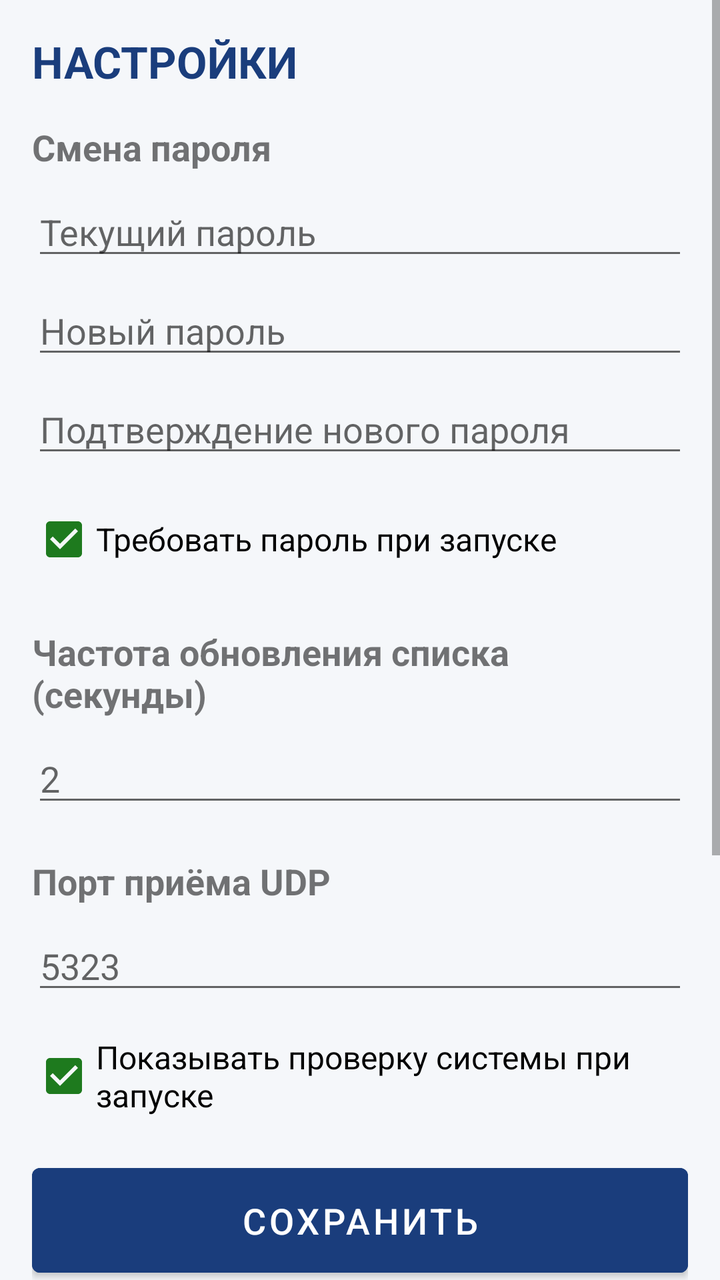
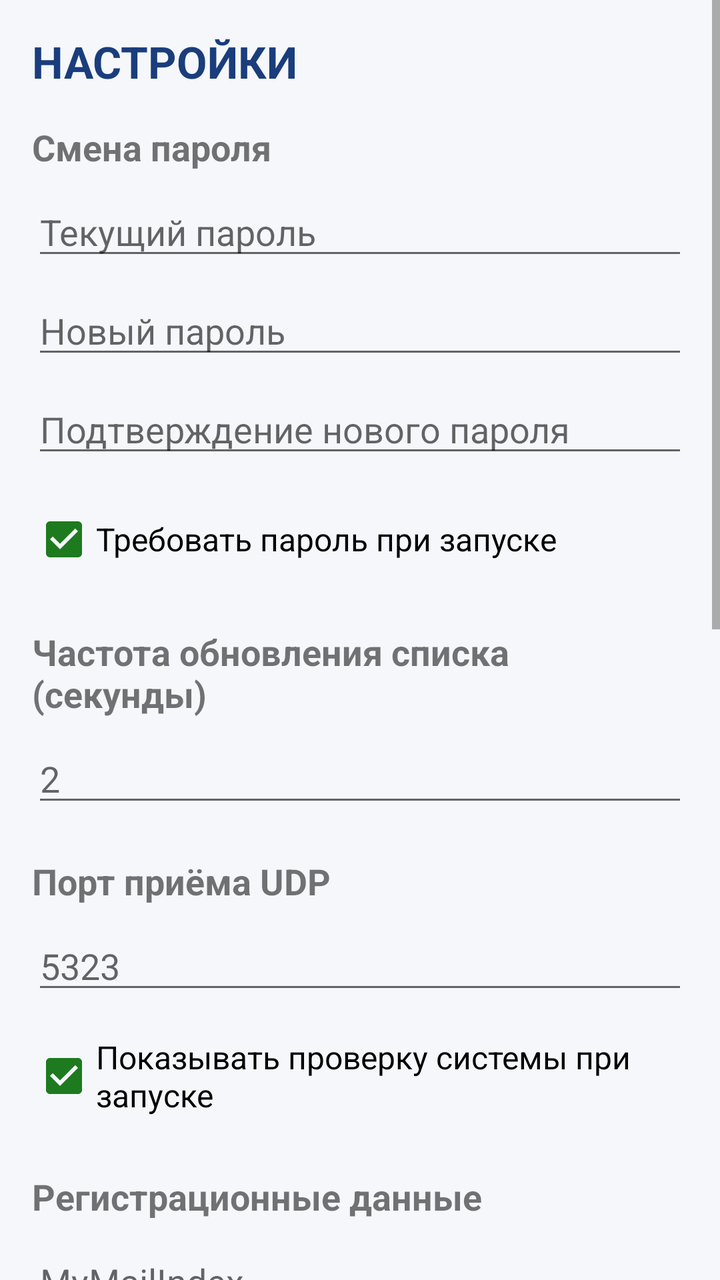

Screens rendered from an Android XML layout before and after an edit, with the pre-edit source and the edit as a unified diff.
<!-- AndroidManifest.xml: application theme Theme.AdminPMR -->
<!-- res/layout/activity_settings.xml -->
<?xml version="1.0" encoding="utf-8"?>
<ScrollView xmlns:android="http://schemas.android.com/apk/res/android"
    android:layout_width="match_parent"
    android:layout_height="match_parent"
    android:background="@color/c_bg">

    <LinearLayout
        android:layout_width="match_parent"
        android:layout_height="wrap_content"
        android:orientation="vertical"
        android:padding="16dp">

        <TextView
            android:layout_width="match_parent"
            android:layout_height="wrap_content"
            android:text="@string/settings_title"
            android:textSize="22sp"
            android:textStyle="bold"
            android:textColor="@color/c_blue" />

        <TextView
            android:layout_width="match_parent"
            android:layout_height="wrap_content"
            android:layout_marginTop="16dp"
            android:text="Смена пароля"
            android:textSize="18sp"
            android:textStyle="bold" />

        <EditText
            android:id="@+id/passCurrent"
            android:layout_width="match_parent"
            android:layout_height="wrap_content"
            android:layout_marginTop="8dp"
            android:hint="@string/settings_current_pass"
            android:inputType="textPassword"
            android:textSize="18sp" />

        <EditText
            android:id="@+id/passNew"
            android:layout_width="match_parent"
            android:layout_height="wrap_content"
            android:layout_marginTop="8dp"
            android:hint="@string/settings_new_pass"
            android:inputType="textPassword"
            android:textSize="18sp" />

        <EditText
            android:id="@+id/passConfirm"
            android:layout_width="match_parent"
            android:layout_height="wrap_content"
            android:layout_marginTop="8dp"
            android:hint="@string/settings_confirm_pass"
            android:inputType="textPassword"
            android:textSize="18sp" />

        <CheckBox
            android:id="@+id/requirePassBox"
            android:layout_width="match_parent"
            android:layout_height="wrap_content"
            android:layout_marginTop="12dp"
            android:text="@string/settings_password_title"
            android:textSize="16sp"
            android:checked="true" />

        <TextView
            android:layout_width="match_parent"
            android:layout_height="wrap_content"
            android:layout_marginTop="20dp"
            android:text="@string/settings_refresh_title"
            android:textSize="18sp"
            android:textStyle="bold" />

        <EditText
            android:id="@+id/refreshInput"
            android:layout_width="match_parent"
            android:layout_height="wrap_content"
            android:layout_marginTop="8dp"
            android:hint="@string/settings_refresh_hint"
            android:inputType="number"
            android:textSize="18sp" />

        <TextView
            android:layout_width="match_parent"
            android:layout_height="wrap_content"
            android:layout_marginTop="20dp"
            android:text="@string/settings_port_title"
            android:textSize="18sp"
            android:textStyle="bold" />

        <EditText
            android:id="@+id/portInput"
            android:layout_width="match_parent"
            android:layout_height="wrap_content"
            android:layout_marginTop="8dp"
            android:hint="@string/settings_port_hint"
            android:inputType="number"
            android:textSize="18sp" />

        <CheckBox
            android:id="@+id/checkSystemBox"
            android:layout_width="match_parent"
            android:layout_height="wrap_content"
            android:layout_marginTop="12dp"
            android:text="@string/settings_check_title"
            android:textSize="16sp"
            android:checked="true" />

        <Button
            android:id="@+id/btnSaveSettings"
            android:layout_width="match_parent"
            android:layout_height="wrap_content"
            android:layout_marginTop="16dp"
            android:text="@string/settings_save"
            android:backgroundTint="@color/c_blue"
            android:textColor="@color/c_white"
            android:textSize="18sp"
            android:paddingTop="14dp"
            android:paddingBottom="14dp" />

        <TextView
            android:layout_width="match_parent"
            android:layout_height="wrap_content"
            android:layout_marginTop="24dp"
            android:text="@string/settings_26_title"
            android:textSize="18sp"
            android:textStyle="bold" />

        <Button
            android:id="@+id/btn26"
            android:layout_width="match_parent"
            android:layout_height="80dp"
            android:layout_marginTop="12dp"
            android:text="@string/btn_26_off"
            android:textSize="20sp"
            android:backgroundTint="@color/c_red"
            android:textColor="@color/c_white" />

        <TextView
            android:layout_width="match_parent"
            android:layout_height="wrap_content"
            android:layout_marginTop="24dp"
            android:text="@string/settings_log_title"
            android:textSize="18sp"
            android:textStyle="bold" />

        <Button
            android:id="@+id/btnOpenLog"
            android:layout_width="match_parent"
            android:layout_height="wrap_content"
            android:layout_marginTop="12dp"
            android:layout_marginBottom="16dp"
            android:text="@string/settings_log_open"
            android:backgroundTint="@color/c_blue"
            android:textColor="@color/c_white"
            android:textSize="16sp"
            android:paddingTop="14dp"
            android:paddingBottom="14dp" />

    </LinearLayout>
</ScrollView>
<!-- resources referenced by this layout -->
<resources>
  <color name="c_bg">#F5F7FA</color>
  <color name="c_blue">#1A3D7C</color>
  <color name="c_red">#C00000</color>
  <color name="c_white">#FFFFFF</color>
  <string name="btn_26_off">ВЫКЛЮЧЕНО</string>
  <string name="settings_26_title">Подключение 26 Региона к Ростовскому репитеру</string>
  <string name="settings_check_title">Показывать проверку системы при запуске</string>
  <string name="settings_confirm_pass">Подтверждение нового пароля</string>
  <string name="settings_current_pass">Текущий пароль</string>
  <string name="settings_log_open">ОТКРЫТЬ ЛОГИ</string>
  <string name="settings_log_title">Логи приложения (диагностика)</string>
  <string name="settings_new_pass">Новый пароль</string>
  <string name="settings_password_title">Требовать пароль при запуске</string>
  <string name="settings_port_hint">5323</string>
  <string name="settings_port_title">Порт приёма UDP</string>
  <string name="settings_refresh_hint">2</string>
  <string name="settings_refresh_title">Частота обновления списка (секунды)</string>
  <string name="settings_save">СОХРАНИТЬ</string>
  <string name="settings_title">НАСТРОЙКИ</string>
  <style name="Theme.AdminPMR" parent="Theme.MaterialComponents.Light.NoActionBar">
          <item name="colorPrimary">@color/c_blue</item>
          <item name="colorPrimaryVariant">@color/c_blue_dark</item>
          <item name="colorOnPrimary">@color/c_white</item>
          <item name="colorSecondary">@color/c_green</item>
          <item name="colorSecondaryVariant">@color/c_green_dark</item>
          <item name="colorOnSecondary">@color/c_white</item>
          <item name="android:statusBarColor" tools:targetApi="l">@color/c_blue</item>
          <item name="android:windowBackground">@color/c_bg</item>
      </style>
  <color name="c_blue_dark">#0F2750</color>
  <color name="c_green">#1E7A1E</color>
  <color name="c_green_dark">#145214</color>
</resources>

<!-- the commit's change to res/layout/activity_settings.xml (unified diff, before → after) -->
@@ -104,6 +104,70 @@
             android:text="@string/settings_check_title"
             android:textSize="16sp"
             android:checked="true" />
+
+        
+
+        <TextView
+            android:layout_width="match_parent"
+            android:layout_height="wrap_content"
+            android:layout_marginTop="24dp"
+            android:text="Регистрационные данные"
+            android:textSize="18sp"
+            android:textStyle="bold" />
+
+        <EditText
+            android:id="@+id/regMailIndex"
+            android:layout_width="match_parent"
+            android:layout_height="wrap_content"
+            android:layout_marginTop="8dp"
+            android:hint="MyMailIndex"
+            android:inputType="number"
+            android:textSize="18sp" />
+
+        <EditText
+            android:id="@+id/regPChannel"
+            android:layout_width="match_parent"
+            android:layout_height="wrap_content"
+            android:layout_marginTop="8dp"
+            android:hint="MyPChannel"
+            android:inputType="number"
+            android:textSize="18sp" />
+
+        <EditText
+            android:id="@+id/regPriznak"
+            android:layout_width="match_parent"
+            android:layout_height="wrap_content"
+            android:layout_marginTop="8dp"
+            android:hint="Priznak_pmr"
+            android:inputType="number"
+            android:textSize="18sp" />
+
+        <EditText
+            android:id="@+id/regIpServer"
+            android:layout_width="match_parent"
+            android:layout_height="wrap_content"
+            android:layout_marginTop="8dp"
+            android:hint="IP сервера"
+            android:inputType="text"
+            android:textSize="18sp" />
+
+        <EditText
+            android:id="@+id/regCallsign"
+            android:layout_width="match_parent"
+            android:layout_height="wrap_content"
+            android:layout_marginTop="8dp"
+            android:hint="Позывной"
+            android:inputType="text"
+            android:textSize="18sp" />
+
+        <EditText
+            android:id="@+id/regCity"
+            android:layout_width="match_parent"
+            android:layout_height="wrap_content"
+            android:layout_marginTop="8dp"
+            android:hint="Город"
+            android:inputType="text"
+            android:textSize="18sp" />
 
         <Button
             android:id="@+id/btnSaveSettings"
